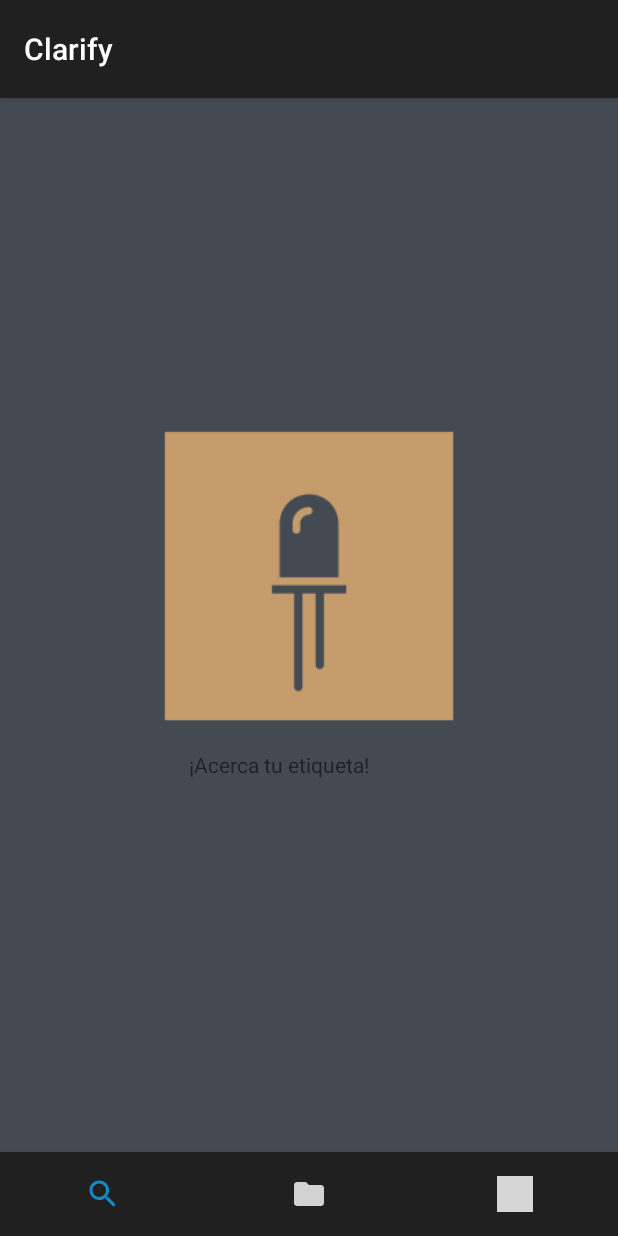
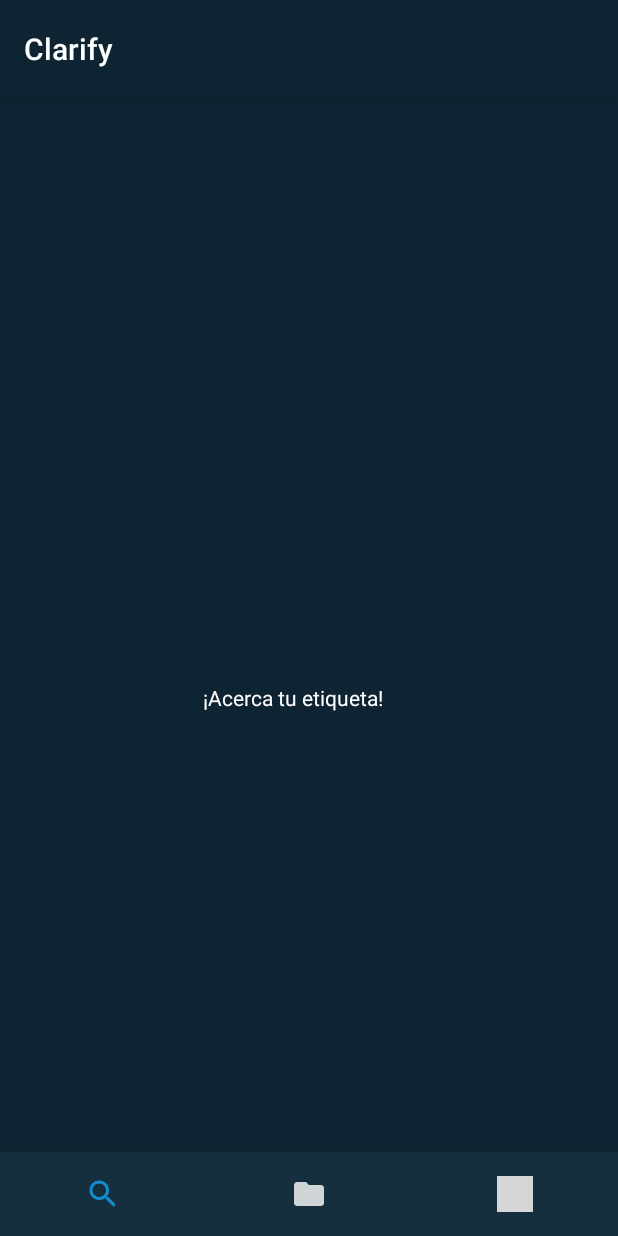
Before and after one commit to alvarodelaflor/clarify, an Android app: the fragment IdentifyFragment placed in its activity, on a phone screen of 412 x 824 dp. Run offline under Robolectric (Android 15) with nearby library versions, the phone set to English and light mode, and no system bars; 1 statement that could not run was skipped; grey boxes are pictures that could not be loaded.

Commit message:
Improve NFC user view features

```diff
--- a/clarify/app/src/main/java/es/clarify/clarify/MainActivity.java
+++ b/clarify/app/src/main/java/es/clarify/clarify/MainActivity.java
@@ -169,10 +169,7 @@ public class MainActivity extends AppCompatActivity {
             builder.append(str).append("\n");
         }
 
-        text = (TextView) frameLayout.findViewById(R.id.text);
-        GifImageView gif = (GifImageView) frameLayout.findViewById(R.id.gif);
-
+        text = (TextView) frameLayout.findViewById(R.id.tag_read);
         text.setText(builder.toString());
-        gif.setImageResource(0);
     }
 }
--- a/clarify/app/src/main/res/layout/fragment_identify.xml
+++ b/clarify/app/src/main/res/layout/fragment_identify.xml
@@ -3,23 +3,26 @@
     xmlns:tools="http://schemas.android.com/tools"
     android:layout_width="match_parent"
     android:layout_height="match_parent"
-    android:background="@color/white"
+    android:background="@color/dark_gray"
     tools:context=".IdentifyFragment">
 
-    <pl.droidsonroids.gif.GifImageView
-        android:id="@+id/gif"
-        android:layout_width="match_parent"
-        android:layout_height="match_parent"
-        android:background="@color/put_tag"
-        android:src="@drawable/put_tag" />
 
     <TextView
         android:id="@+id/text"
-        android:layout_width="wrap_content"
-        android:layout_height="wrap_content"
-        android:layout_marginStart="126dp"
-        android:layout_marginTop="500dp"
+        android:layout_width="125dp"
+        android:layout_height="20dp"
+        android:layout_marginStart="135dp"
+        android:layout_marginTop="455dp"
         android:text="@string/hold_tag"
+        android:textColor="@color/white"
+        android:visibility="visible" />
+
+    <TextView
+        android:id="@+id/tag_read"
+        android:layout_width="351dp"
+        android:layout_height="313dp"
+        android:text=""
+        android:textColor="@color/white"
         android:visibility="visible" />
 
 </FrameLayout>
--- a/clarify/app/src/main/res/layout/toolbar.xml
+++ b/clarify/app/src/main/res/layout/toolbar.xml
@@ -3,7 +3,7 @@
     android:layout_width="match_parent"
     android:layout_height="65dp"
     xmlns:app="http://schemas.android.com/apk/res-auto"
-    android:background="@color/gray"
+    android:background="@color/dark_gray"
     android:elevation="4dp"
     android:theme="@style/ThemeOverlay.AppCompat.Dark.ActionBar"
     app:popupTheme="@style/ThemeOverlay.AppCompat.Light" />
--- a/clarify/app/src/main/res/values/colors.xml
+++ b/clarify/app/src/main/res/values/colors.xml
@@ -3,7 +3,8 @@
     <color name="colorPrimary">#008577</color>
     <color name="colorPrimaryDark">#00574B</color>
     <color name="colorAccent">#D81B60</color>
-    <color name="gray">#202020</color>
+    <color name="gray">#152F3E</color>
+    <color name="dark_gray">#0F2432</color>
     <color name="white">#FFFFFF</color>
     <color name="cian">#14A3F0</color>
     <color name="full_dark">#000000</color>
```
Also changed, not shown: 4 other files.
